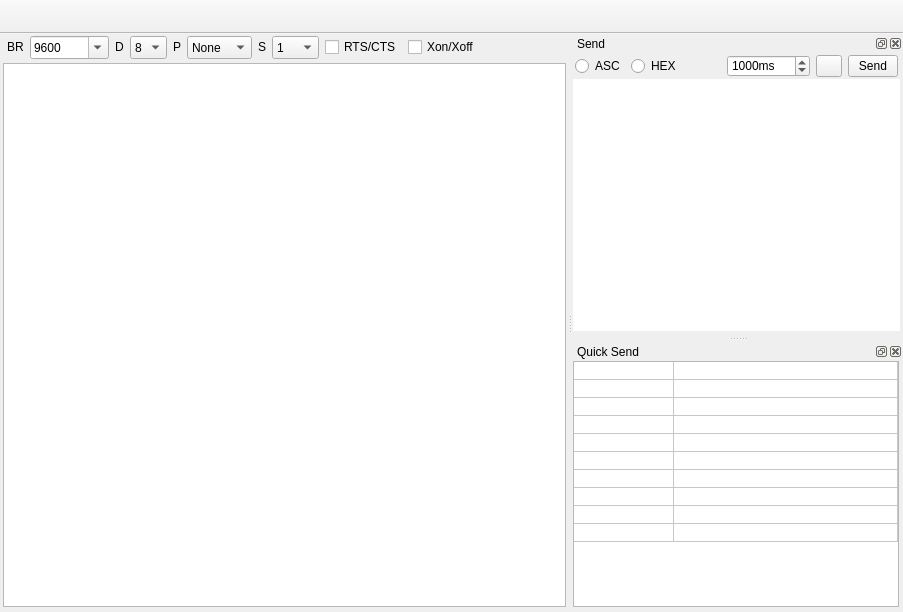
First picture: the form in ui/mainwindow.ui, repository gamesun/UartVide, before the edit.
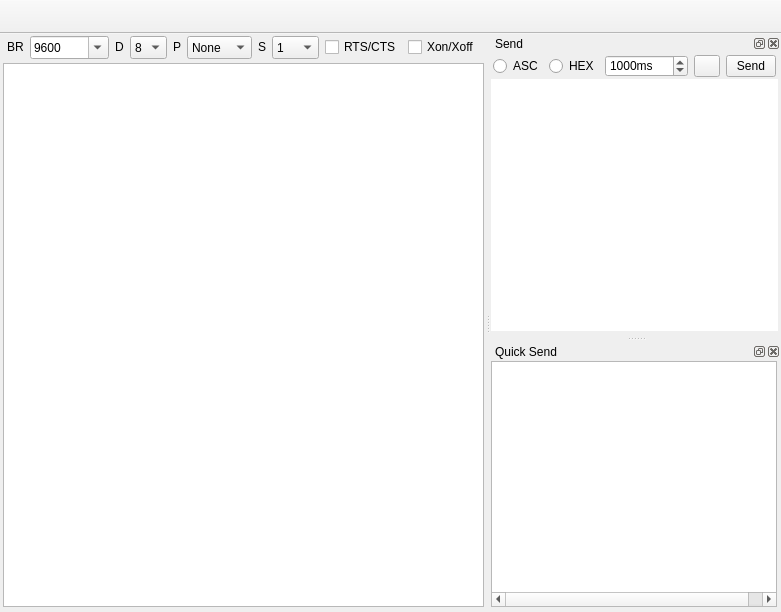
Second picture: the form after the edit. Custom widgets are drawn as their Qt base class.

```diff
--- a/ui/mainwindow.ui
+++ b/ui/mainwindow.ui
@@ -6,7 +6,7 @@
    <rect>
     <x>0</x>
     <y>0</y>
-    <width>903</width>
+    <width>761</width>
     <height>612</height>
    </rect>
   </property>
@@ -921,7 +921,7 @@
       <number>5</number>
      </property>
      <item>
-      <widget class="TableWidget" name="quickSendTable">
+      <widget class="QuickSendTable" name="qckSndTbl">
        <property name="font">
         <font>
          <family>Consolas</family>
@@ -945,10 +945,10 @@
         <enum>QAbstractItemView::ScrollPerPixel</enum>
        </property>
        <property name="rowCount">
-        <number>10</number>
+        <number>0</number>
        </property>
        <property name="columnCount">
-        <number>2</number>
+        <number>3</number>
        </property>
        <attribute name="horizontalHeaderVisible">
         <bool>false</bool>
@@ -968,16 +968,7 @@
        <attribute name="verticalHeaderDefaultSectionSize">
         <number>16</number>
        </attribute>
-       <row/>
-       <row/>
-       <row/>
-       <row/>
-       <row/>
-       <row/>
-       <row/>
-       <row/>
-       <row/>
-       <row/>
+       <column/>
        <column/>
        <column/>
       </widget>
@@ -1026,9 +1017,9 @@
  </widget>
  <customwidgets>
   <customwidget>
-   <class>TableWidget</class>
+   <class>QuickSendTable</class>
    <extends>QTableWidget</extends>
-   <header location="global">tablewidget.h</header>
+   <header location="global">quicksendtable.h</header>
   </customwidget>
  </customwidgets>
  <resources/>
```
